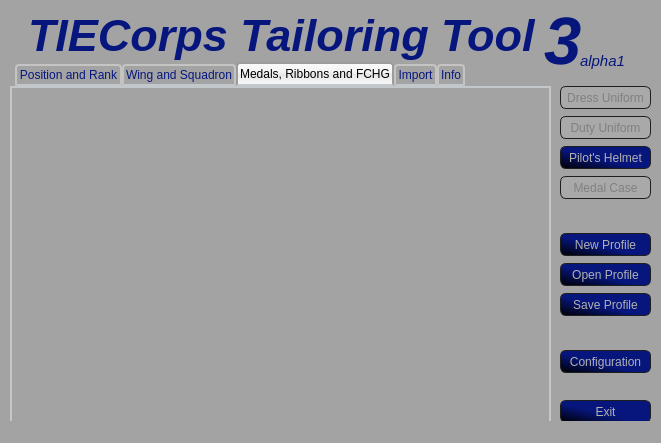
SmTaUcM/TTT3, file TTT3/data/uis/ttt.ui: the form before one commit.
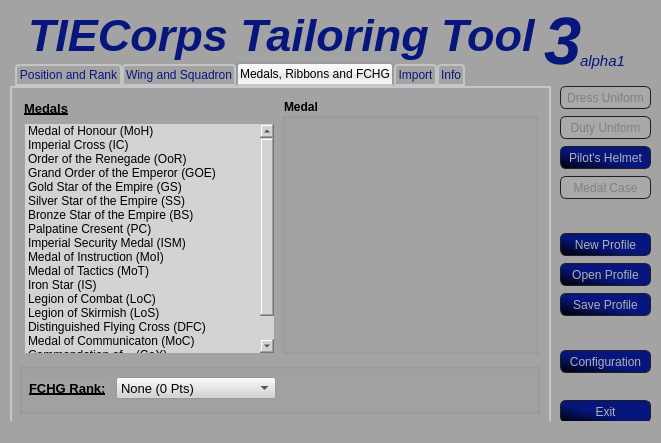
The form after the commit. The open tabs and pages were chosen to show the change. Icons and pictures are not drawn.

The edit to the form file:
```diff
--- a/TTT3/data/uis/ttt.ui
+++ b/TTT3/data/uis/ttt.ui
@@ -893,6 +893,316 @@
      <attribute name="title">
       <string>Medals, Ribbons and FCHG</string>
      </attribute>
+     <widget class="QGroupBox" name="groupBox_4">
+      <property name="geometry">
+       <rect>
+        <x>7</x>
+        <y>275</y>
+        <width>521</width>
+        <height>51</height>
+       </rect>
+      </property>
+      <property name="title">
+       <string/>
+      </property>
+      <widget class="QLabel" name="label_26">
+       <property name="geometry">
+        <rect>
+         <x>10</x>
+         <y>17</y>
+         <width>81</width>
+         <height>16</height>
+        </rect>
+       </property>
+       <property name="font">
+        <font>
+         <family>Arial</family>
+         <pointsize>10</pointsize>
+         <weight>75</weight>
+         <bold>true</bold>
+         <underline>true</underline>
+        </font>
+       </property>
+       <property name="text">
+        <string>FCHG Rank:</string>
+       </property>
+      </widget>
+      <widget class="QComboBox" name="cbFCHG">
+       <property name="geometry">
+        <rect>
+         <x>97</x>
+         <y>14</y>
+         <width>160</width>
+         <height>22</height>
+        </rect>
+       </property>
+       <property name="font">
+        <font>
+         <family>Arial</family>
+         <pointsize>10</pointsize>
+        </font>
+       </property>
+       <property name="styleSheet">
+        <string notr="true">background-color: rgb(211, 211, 211);</string>
+       </property>
+       <item>
+        <property name="text">
+         <string>None (0 Pts)</string>
+        </property>
+       </item>
+       <item>
+        <property name="text">
+         <string>Grenadier (10 Pts)</string>
+        </property>
+       </item>
+       <item>
+        <property name="text">
+         <string>Lancer (25 Pts)</string>
+        </property>
+       </item>
+       <item>
+        <property name="text">
+         <string>Hussar (50 Pts)</string>
+        </property>
+       </item>
+       <item>
+        <property name="text">
+         <string>Fusilier (75 Pts)</string>
+        </property>
+       </item>
+       <item>
+        <property name="text">
+         <string>Dragoon (100 Pts)</string>
+        </property>
+       </item>
+       <item>
+        <property name="text">
+         <string>Cavalier (150 Pts)</string>
+        </property>
+       </item>
+       <item>
+        <property name="text">
+         <string>Gallant (200 Pts)</string>
+        </property>
+       </item>
+       <item>
+        <property name="text">
+         <string>Knight (250 Pts)</string>
+        </property>
+       </item>
+       <item>
+        <property name="text">
+         <string>Paladin (300 Pts)</string>
+        </property>
+       </item>
+       <item>
+        <property name="text">
+         <string>Legionnaire (400 Pts)</string>
+        </property>
+       </item>
+       <item>
+        <property name="text">
+         <string>Aquilifer (500 Pts)</string>
+        </property>
+       </item>
+       <item>
+        <property name="text">
+         <string>Decurion (750 Pts)</string>
+        </property>
+       </item>
+       <item>
+        <property name="text">
+         <string>Tesserarius (1,000 Pts)</string>
+        </property>
+       </item>
+       <item>
+        <property name="text">
+         <string>Optio (1,250 Pts)</string>
+        </property>
+       </item>
+       <item>
+        <property name="text">
+         <string>Centurion (1,500 Pts)</string>
+        </property>
+       </item>
+       <item>
+        <property name="text">
+         <string>Executor (2,000 Pts)</string>
+        </property>
+       </item>
+       <item>
+        <property name="text">
+         <string>Gladiator (2,500 Pts)</string>
+        </property>
+       </item>
+       <item>
+        <property name="text">
+         <string>Archon (3,000 Pts)</string>
+        </property>
+       </item>
+       <item>
+        <property name="text">
+         <string>Templar (3,500 Pts)</string>
+        </property>
+       </item>
+       <item>
+        <property name="text">
+         <string>Imperator (4,000 Pts)</string>
+        </property>
+       </item>
+      </widget>
+     </widget>
+     <widget class="QLabel" name="label_24">
+      <property name="geometry">
+       <rect>
+        <x>12</x>
+        <y>12</y>
+        <width>131</width>
+        <height>16</height>
+       </rect>
+      </property>
+      <property name="font">
+       <font>
+        <family>Arial</family>
+        <pointsize>10</pointsize>
+        <weight>75</weight>
+        <bold>true</bold>
+        <underline>true</underline>
+       </font>
+      </property>
+      <property name="text">
+       <string>Medals</string>
+      </property>
+     </widget>
+     <widget class="QListWidget" name="lw_medals">
+      <property name="geometry">
+       <rect>
+        <x>12</x>
+        <y>35</y>
+        <width>251</width>
+        <height>231</height>
+       </rect>
+      </property>
+      <property name="font">
+       <font>
+        <family>Arial</family>
+       </font>
+      </property>
+      <property name="styleSheet">
+       <string notr="true">background-color: rgb(211, 211, 211);</string>
+      </property>
+      <item>
+       <property name="text">
+        <string>Medal of Honour (MoH)</string>
+       </property>
+      </item>
+      <item>
+       <property name="text">
+        <string>Imperial Cross (IC)</string>
+       </property>
+      </item>
+      <item>
+       <property name="text">
+        <string>Order of the Renegade (OoR)</string>
+       </property>
+      </item>
+      <item>
+       <property name="text">
+        <string>Grand Order of the Emperor (GOE)</string>
+       </property>
+      </item>
+      <item>
+       <property name="text">
+        <string>Gold Star of the Empire (GS)</string>
+       </property>
+      </item>
+      <item>
+       <property name="text">
+        <string>Silver Star of the Empire (SS)</string>
+       </property>
+      </item>
+      <item>
+       <property name="text">
+        <string>Bronze Star of the Empire (BS)</string>
+       </property>
+      </item>
+      <item>
+       <property name="text">
+        <string>Palpatine Cresent (PC)</string>
+       </property>
+      </item>
+      <item>
+       <property name="text">
+        <string>Imperial Security Medal (ISM)</string>
+       </property>
+      </item>
+      <item>
+       <property name="text">
+        <string>Medal of Instruction (MoI)</string>
+       </property>
+      </item>
+      <item>
+       <property name="text">
+        <string>Medal of Tactics (MoT)</string>
+       </property>
+      </item>
+      <item>
+       <property name="text">
+        <string>Iron Star (IS)</string>
+       </property>
+      </item>
+      <item>
+       <property name="text">
+        <string>Legion of Combat (LoC)</string>
+       </property>
+      </item>
+      <item>
+       <property name="text">
+        <string>Legion of Skirmish (LoS)</string>
+       </property>
+      </item>
+      <item>
+       <property name="text">
+        <string>Distinguished Flying Cross (DFC)</string>
+       </property>
+      </item>
+      <item>
+       <property name="text">
+        <string>Medal of Communicaton (MoC)</string>
+       </property>
+      </item>
+      <item>
+       <property name="text">
+        <string>Commendation of... (CoX)</string>
+       </property>
+      </item>
+      <item>
+       <property name="text">
+        <string>Order of the Vanguard (OV)</string>
+       </property>
+      </item>
+     </widget>
+     <widget class="QGroupBox" name="gb_medals">
+      <property name="geometry">
+       <rect>
+        <x>270</x>
+        <y>10</y>
+        <width>256</width>
+        <height>256</height>
+       </rect>
+      </property>
+      <property name="font">
+       <font>
+        <family>Arial</family>
+        <pointsize>9</pointsize>
+        <weight>75</weight>
+        <bold>true</bold>
+       </font>
+      </property>
+      <property name="title">
+       <string>Medal</string>
+      </property>
+     </widget>
     </widget>
     <widget class="QWidget" name="tabImport">
      <attribute name="title">
```
Left out of the diff: 381 changed lines with no effect on the pictures.
